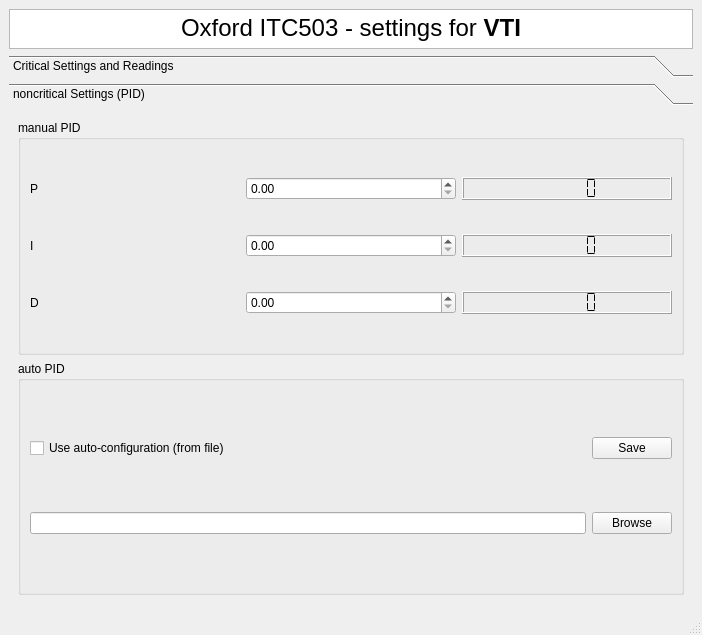
Old version of the form CryostatGUI/Oxford/itc503_main.ui in the repository Cryostat-GUI/Cryostat-GUI.
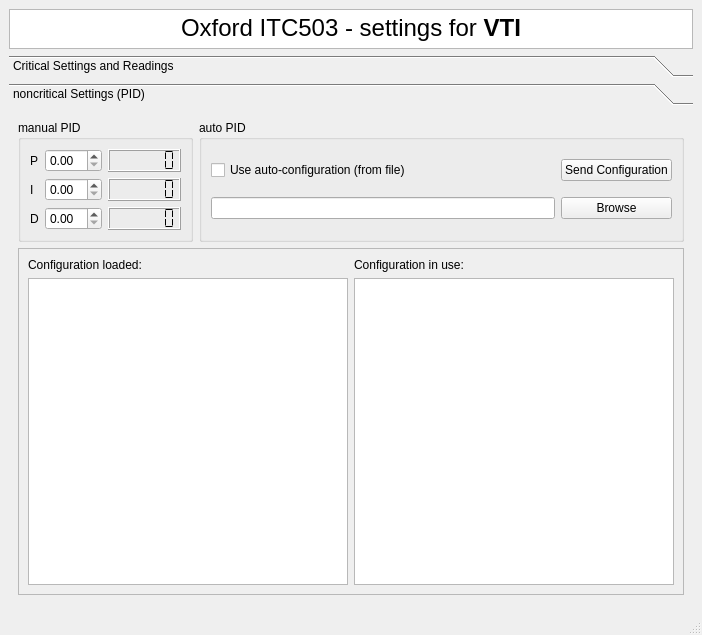
New version of the form.

Commit message: zmq itc503 autoPID settings

The edit to the form file:
```diff
--- a/CryostatGUI/Oxford/itc503_main.ui
+++ b/CryostatGUI/Oxford/itc503_main.ui
@@ -15,7 +15,7 @@
   </property>
   <widget class="QWidget" name="centralwidget">
    <layout class="QGridLayout" name="gridLayout_3">
-    <item row="0" column="0" colspan="2">
+    <item row="0" column="0">
      <widget class="QTextBrowser" name="textBrowser">
       <property name="maximumSize">
        <size>
@@ -38,7 +38,7 @@
       </property>
      </widget>
     </item>
-    <item row="2" column="0" colspan="2">
+    <item row="1" column="0">
      <widget class="QToolBox" name="toolBox">
       <property name="minimumSize">
        <size>
@@ -506,8 +506,8 @@
        <attribute name="label">
         <string>noncritical Settings (PID)</string>
        </attribute>
-       <layout class="QVBoxLayout" name="verticalLayout">
-        <item>
+       <layout class="QGridLayout" name="gridLayout_7">
+        <item row="0" column="0">
          <widget class="QGroupBox" name="groupBox">
           <property name="title">
            <string>manual PID</string>
@@ -576,7 +576,7 @@
           </layout>
          </widget>
         </item>
-        <item>
+        <item row="0" column="1">
          <widget class="QGroupBox" name="groupBox_3">
           <property name="title">
            <string>auto PID</string>
@@ -599,7 +599,7 @@
            <item row="0" column="1">
             <widget class="QPushButton" name="pushConfLoad">
              <property name="text">
-              <string>Save</string>
+              <string>Send Configuration</string>
              </property>
             </widget>
            </item>
@@ -613,6 +613,52 @@
           </layout>
          </widget>
         </item>
+        <item row="1" column="0" colspan="2">
+         <widget class="QFrame" name="frame">
+          <property name="frameShape">
+           <enum>QFrame::StyledPanel</enum>
+          </property>
+          <property name="frameShadow">
+           <enum>QFrame::Raised</enum>
+          </property>
+          <layout class="QGridLayout" name="gridLayout_5">
+           <item row="0" column="0">
+            <widget class="QLabel" name="label_14">
+             <property name="text">
+              <string>Configuration loaded:</string>
+             </property>
+            </widget>
+           </item>
+           <item row="0" column="1">
+            <widget class="QLabel" name="label_15">
+             <property name="text">
+              <string>Configuration in use:</string>
+             </property>
+            </widget>
+           </item>
+           <item row="1" column="0">
+            <widget class="QTextBrowser" name="textConfShow">
+             <property name="maximumSize">
+              <size>
+               <width>590000</width>
+               <height>600</height>
+              </size>
+             </property>
+            </widget>
+           </item>
+           <item row="1" column="1">
+            <widget class="QTextBrowser" name="textConfShow_current">
+             <property name="maximumSize">
+              <size>
+               <width>590000</width>
+               <height>600</height>
+              </size>
+             </property>
+            </widget>
+           </item>
+          </layout>
+         </widget>
+        </item>
        </layout>
       </widget>
      </widget>
```
The commit also changes 1 other file.
